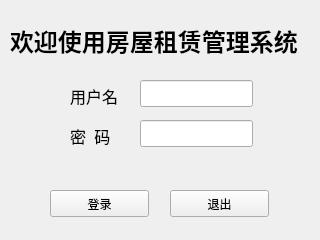
Before: the Qt Designer form login.ui in angeiv/house, drawn with Qt 5.
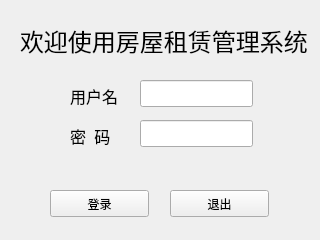
After: the same form once the commit is applied.

```diff
--- a/login.ui
+++ b/login.ui
@@ -107,18 +107,16 @@
    <widget class="QLabel" name="label_3">
     <property name="geometry">
      <rect>
-      <x>10</x>
+      <x>20</x>
       <y>20</y>
-      <width>301</width>
+      <width>291</width>
       <height>41</height>
      </rect>
     </property>
     <property name="font">
      <font>
-      <family>宋体</family>
+      <family>方正行楷_GBK</family>
       <pointsize>18</pointsize>
-      <weight>75</weight>
-      <bold>true</bold>
      </font>
     </property>
     <property name="text">
```
Left out of the diff: 4 changed lines with no effect on the pictures.
